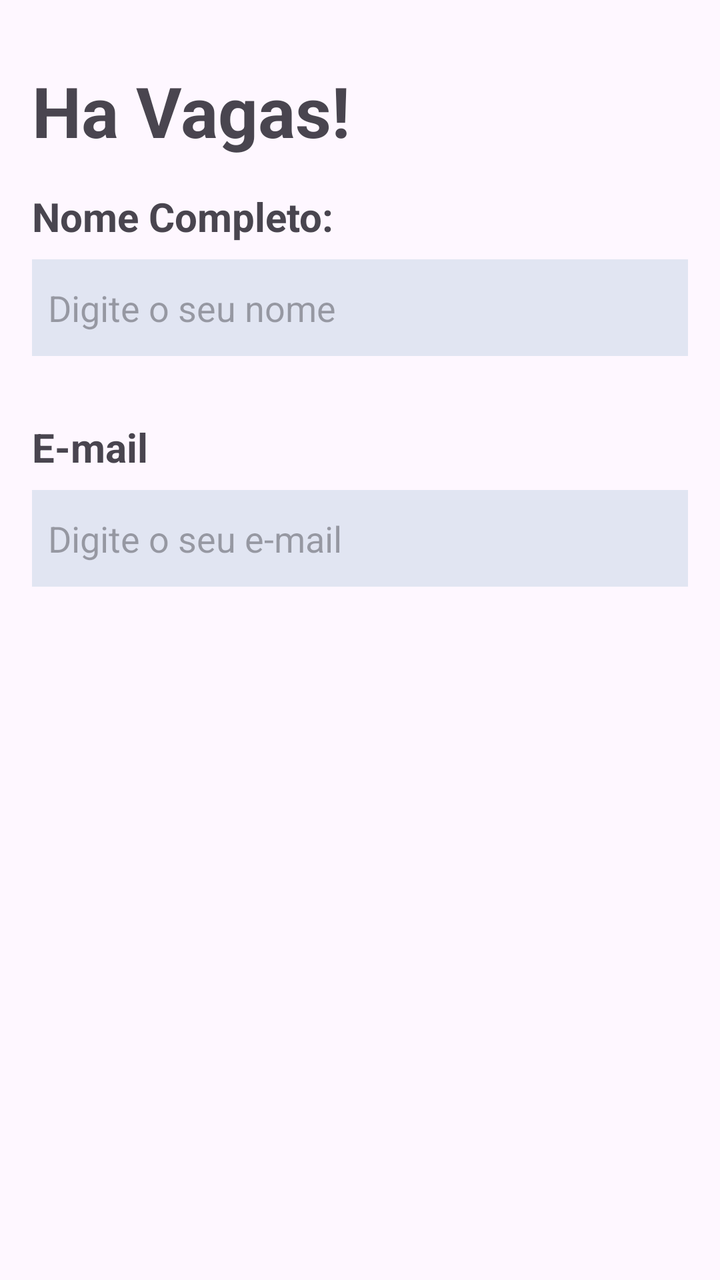
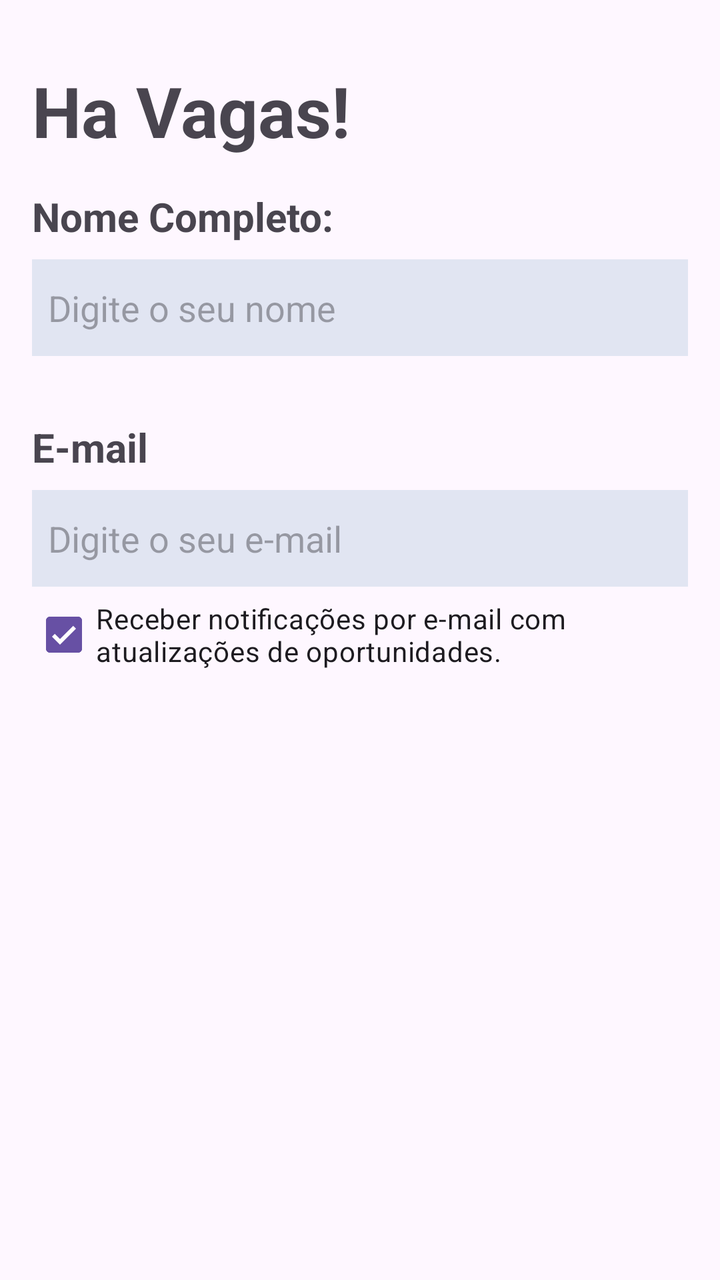

Compare the two renders of this Android layout. The source of the first and the diff that turns it into the second are given below.
<!-- AndroidManifest.xml: application theme Theme.HaVagas -->
<!-- res/layout/activity_main.xml -->
<?xml version="1.0" encoding="utf-8"?>
<ScrollView
    xmlns:tools="http://schemas.android.com/tools"
    xmlns:android="http://schemas.android.com/apk/res/android"
    xmlns:app="http://schemas.android.com/apk/res-auto"

    android:layout_width="match_parent"
    android:layout_height="match_parent">
    <androidx.constraintlayout.widget.ConstraintLayout
        android:id="@+id/main"

        tools:context=".MainActivity"

        android:paddingVertical="32dp"
        android:paddingHorizontal="16dp"

        android:layout_width="match_parent"
        android:layout_height="wrap_content">

        <TextView
            android:id="@+id/ha_vagas_tv"

            android:text="@string/title"

            android:textSize="35sp"
            android:textStyle="bold"


            android:layout_width="match_parent"
            android:layout_height="wrap_content"

            app:layout_constraintEnd_toEndOf="parent"
            app:layout_constraintTop_toTopOf="parent"
            app:layout_constraintStart_toStartOf="parent"/>

        <LinearLayout
            android:id="@+id/name_ll"
            android:paddingVertical="16dp"

            android:layout_width="match_parent"
            android:layout_height="wrap_content"

            android:orientation="vertical"

            app:layout_constraintEnd_toEndOf="parent"
            app:layout_constraintStart_toStartOf="parent"
            app:layout_constraintTop_toBottomOf="@id/ha_vagas_tv">

            <TextView
                android:id="@+id/name_tv"

                android:text="@string/full_name"

                android:textSize="20sp"
                android:textStyle="bold"

                android:layout_width="match_parent"
                android:layout_height="wrap_content" />

            <Space
                android:layout_width="match_parent"
                android:layout_height="8dp" />

            <EditText
                android:id="@+id/nameEt"

                android:hint="@string/name_hint"

                android:inputType="textPersonName"

                android:background="@color/background_input"

                android:paddingVertical="12dp"
                android:paddingHorizontal="8dp"

                android:layout_width="match_parent"
                android:layout_height="wrap_content"/>
        </LinearLayout>

        <LinearLayout
            android:paddingVertical="16dp"

            android:layout_width="match_parent"
            android:layout_height="wrap_content"

            android:orientation="vertical"

            app:layout_constraintEnd_toEndOf="parent"
            app:layout_constraintStart_toStartOf="parent"
            app:layout_constraintTop_toBottomOf="@id/name_ll">

            <TextView
                android:id="@+id/email_tv"

                android:text="@string/e_mail"

                android:textSize="20sp"
                android:textStyle="bold"

                android:layout_width="match_parent"
                android:layout_height="wrap_content" />

            <Space
                android:layout_width="match_parent"
                android:layout_height="8dp" />

            <EditText
                android:id="@+id/emailEt"

                android:hint="@string/e_mail_hint"

                android:inputType="textEmailAddress"

                android:background="@color/background_input"

                android:paddingVertical="12dp"
                android:paddingHorizontal="8dp"

                android:layout_width="match_parent"
                android:layout_height="wrap_content"/>
        </LinearLayout>


    </androidx.constraintlayout.widget.ConstraintLayout>

</ScrollView>
<!-- resources referenced by this layout -->
<resources>
  <color name="background_input">#e1e5f2</color>
  <string name="e_mail">E-mail</string>
  <string name="e_mail_hint">Digite o seu e-mail</string>
  <string name="full_name">Nome Completo:</string>
  <string name="name_hint">Digite o seu nome</string>
  <string name="title">Ha Vagas!</string>
  <style name="Theme.HaVagas" parent="Base.Theme.HaVagas" />
  <style name="Base.Theme.HaVagas" parent="Theme.Material3.DayNight.NoActionBar">
          
          
      </style>
</resources>

<!-- the commit's change to res/layout/activity_main.xml (unified diff, before → after) -->
@@ -78,6 +78,7 @@
         </LinearLayout>
 
         <LinearLayout
+            android:id="@+id/email_ll"
             android:paddingVertical="16dp"
 
             android:layout_width="match_parent"
@@ -118,8 +119,18 @@
 
                 android:layout_width="match_parent"
                 android:layout_height="wrap_content"/>
+
+            <CheckBox
+                android:id="@+id/email_notifications_cb"
+
+                android:checked="true"
+                android:text="@string/email_notify"
+
+                android:layout_width="match_parent"
+                android:layout_height="wrap_content"
+
+                app:layout_constraintStart_toStartOf="parent"/>
         </LinearLayout>
-
 
     </androidx.constraintlayout.widget.ConstraintLayout>
 
<!-- resource entries referenced after the edit -->
@@ -3,6 +3,7 @@
   <color name="background_input">#e1e5f2</color>
   <string name="e_mail">E-mail</string>
   <string name="e_mail_hint">Digite o seu e-mail</string>
+  <string name="email_notify">Receber notificações por e-mail com atualizações de oportunidades.</string>
   <string name="full_name">Nome Completo:</string>
   <string name="name_hint">Digite o seu nome</string>
   <string name="title">Ha Vagas!</string>
